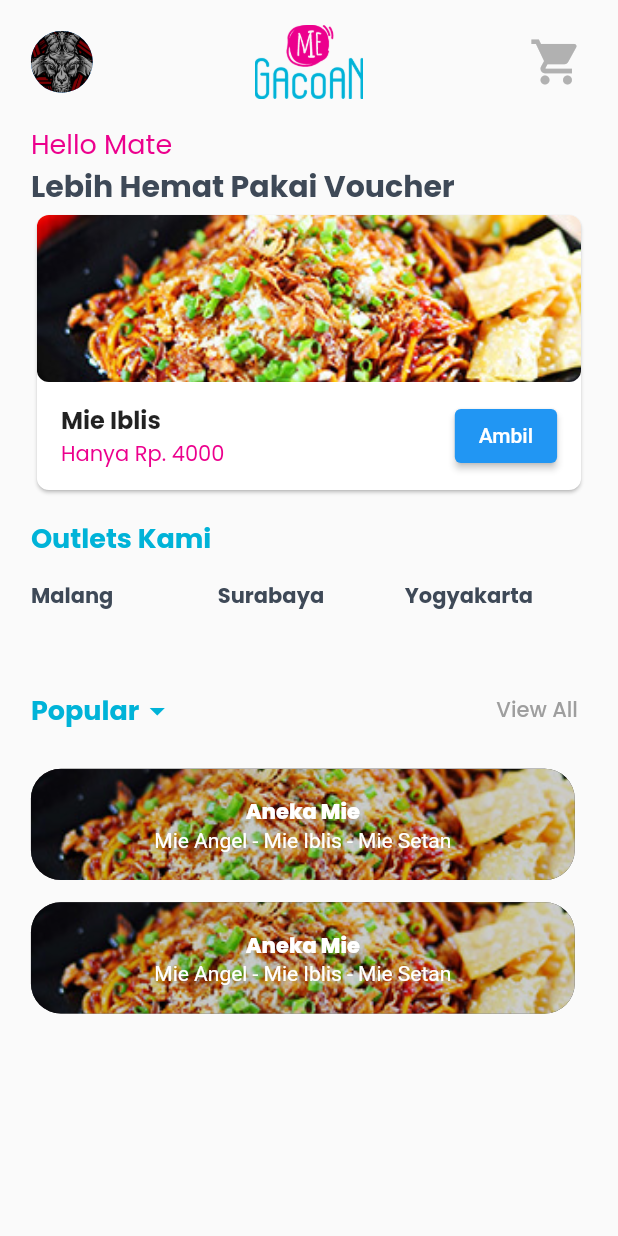
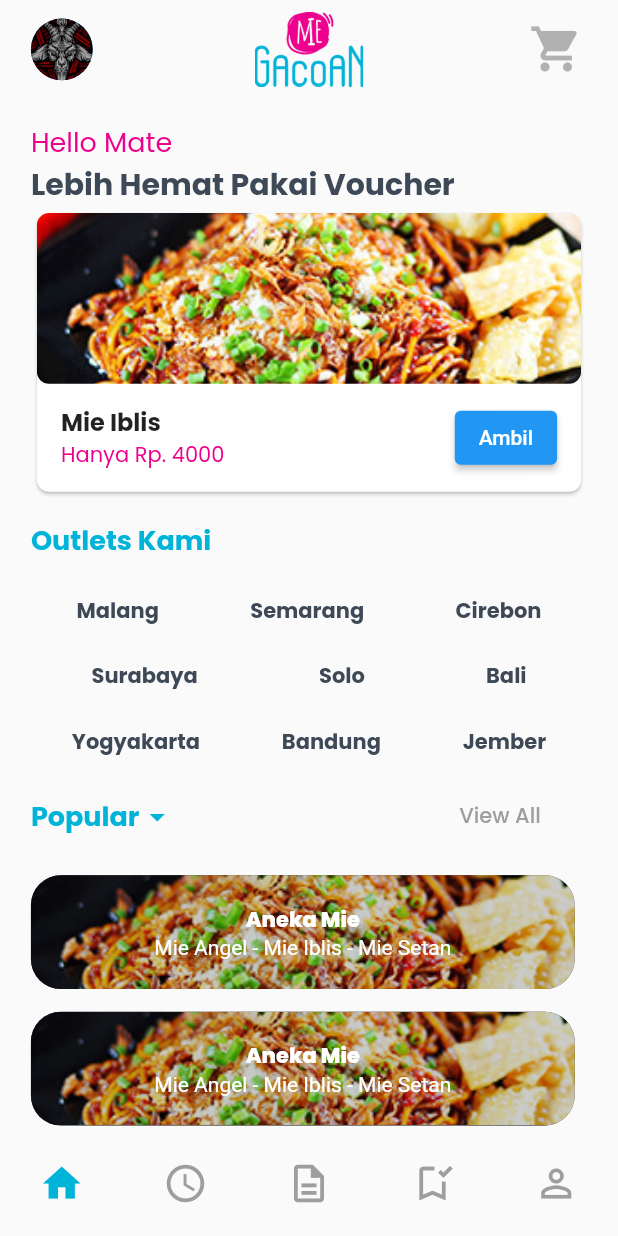
Before and after one commit to armanmaulana123/Gacoan, a Flutter app: the home screen opened directly, on a phone screen of 412 x 824 dp. Run offline on Flutter 3.47's test engine with Material 2 defaults, Android fonts, the phone set to English and light mode, and no system bars; missing offline and left inert: dart:html.

Commit message:
Update Home Page
Menata Widget Home

```diff
--- a/lib/home.dart
+++ b/lib/home.dart
@@ -1,5 +1,4 @@
 import 'dart:html';
-
 import 'package:flutter/material.dart';
 
 class home extends StatelessWidget {
@@ -13,7 +12,7 @@
       backgroundColor: Colors.grey[50],
       elevation: 0,
       centerTitle: true,
-      toolbarHeight: sizeHeight * 0.1,
+      toolbarHeight: sizeHeight * 0.08,
       title: Image(
         image: AssetImage("assets/images/logo.png"),
         width: sizeWidth * 0.5,
@@ -48,108 +47,19 @@
     final bodyHeight = sizeHeight -
         myAppBar.preferredSize.height -
         MediaQuery.of(context).padding.top;
-
-    final List<Container> outletList = [
-      Container(
-        child: Text(
-          "Malang",
-          style: TextStyle(
-            fontFamily: "Poppins",
-            fontWeight: FontWeight.bold,
-            color: Color(0xff3E4957),
-          ),
-        ),
-      ),
-      Container(
-        child: Text(
-          "Surabaya",
-          style: TextStyle(
-            fontFamily: "Poppins",
-            fontWeight: FontWeight.bold,
-            color: Color(0xff3E4957),
-          ),
-        ),
-      ),
-      Container(
-        child: Text(
-          "Yogyakarta",
-          style: TextStyle(
-            fontFamily: "Poppins",
-            fontWeight: FontWeight.bold,
-            color: Color(0xff3E4957),
-          ),
-        ),
-      ),
-      Container(
-        child: Text(
-          "Semarang",
-          style: TextStyle(
-            fontFamily: "Poppins",
-            fontWeight: FontWeight.bold,
-            color: Color(0xff3E4957),
-          ),
-        ),
-      ),
-      Container(
-        child: Text(
-          "Solo",
-          style: TextStyle(
-            fontFamily: "Poppins",
-            fontWeight: FontWeight.bold,
-            color: Color(0xff3E4957),
-          ),
-        ),
-      ),
-      Container(
-        child: Text(
-          "Bandung",
-          style: TextStyle(
-            fontFamily: "Poppins",
-            fontWeight: FontWeight.bold,
-            color: Color(0xff3E4957),
-          ),
-        ),
-      ),
-      Container(
-        child: Text(
-          "Cirebon",
-          style: TextStyle(
-            fontFamily: "Poppins",
-            fontWeight: FontWeight.bold,
-            color: Color(0xff3E4957),
-          ),
-        ),
-      ),
-      Container(
-        child: Text(
-          "Bali",
-          style: TextStyle(
-            fontFamily: "Poppins",
-            fontWeight: FontWeight.bold,
-            color: Color(0xff3E4957),
-          ),
-        ),
-      ),
-      Container(
-        child: Text(
-          "Jember",
-          style: TextStyle(
-            fontFamily: "Poppins",
-            fontWeight: FontWeight.bold,
-            color: Color(0xff3E4957),
-          ),
-        ),
-      ),
-    ];
     return Scaffold(
       appBar: myAppBar,
       body: Container(
-        height: bodyHeight * 0.8,
+        height: bodyHeight,
+        width: sizeWidth,
         padding:
             EdgeInsets.only(left: sizeWidth * 0.05, right: sizeWidth * 0.05),
         child: Column(
           crossAxisAlignment: CrossAxisAlignment.start,
           children: [
+            SizedBox(
+              height: bodyHeight * 0.02,
+            ),
             Container(
               child: Text(
                 "Hello Mate",
@@ -219,20 +129,109 @@
               ),
             ),
             SizedBox(
-              height: bodyHeight * 0.02,
+              height: bodyHeight * 0.03,
             ),
-            Container(
-              child: Expanded(
-                child: GridView(
-                  gridDelegate: SliverGridDelegateWithFixedCrossAxisCount(
-                    childAspectRatio: 1 / 0.4,
-                    crossAxisCount: 3,
-                    crossAxisSpacing: 3,
-                    mainAxisSpacing: 3,
+            Row(
+              mainAxisAlignment: MainAxisAlignment.spaceAround,
+              children: [
+                Container(
+                  child: Text(
+                    "Malang",
+                    style: TextStyle(
+                        color: Color(0xff3E4957),
+                        fontFamily: "Poppins",
+                        fontWeight: FontWeight.bold),
                   ),
-                  children: outletList,
                 ),
-              ),
+                Container(
+                  child: Text(
+                    "Semarang",
+                    style: TextStyle(
+                        color: Color(0xff3E4957),
+                        fontFamily: "Poppins",
+                        fontWeight: FontWeight.bold),
+                  ),
+                ),
+                Container(
+                  child: Text(
+                    "Cirebon",
+                    style: TextStyle(
+                        color: Color(0xff3E4957),
+                        fontFamily: "Poppins",
+                        fontWeight: FontWeight.bold),
+                  ),
+                ),
+              ],
+            ),
+            SizedBox(
+              height: bodyHeight * 0.03,
+            ),
+            Row(
+              mainAxisAlignment: MainAxisAlignment.spaceAround,
+              children: [
+                Container(
+                  child: Text(
+                    "Surabaya",
+                    style: TextStyle(
+                        color: Color(0xff3E4957),
+                        fontFamily: "Poppins",
+                        fontWeight: FontWeight.bold),
+                  ),
+                ),
+                Container(
+                  child: Text(
+                    "Solo",
+                    style: TextStyle(
+                        color: Color(0xff3E4957),
+                        fontFamily: "Poppins",
+                        fontWeight: FontWeight.bold),
+                  ),
+                ),
+                Container(
+                  child: Text(
+                    "Bali",
+                    style: TextStyle(
+                        color: Color(0xff3E4957),
+                        fontFamily: "Poppins",
+                        fontWeight: FontWeight.bold),
+                  ),
+                ),
+              ],
+            ),
+            SizedBox(
+              height: bodyHeight * 0.03,
+            ),
+            Row(
+              mainAxisAlignment: MainAxisAlignment.spaceAround,
+              children: [
+                Container(
+                  child: Text(
+                    "Yogyakarta",
+                    style: TextStyle(
+                        color: Color(0xff3E4957),
+                        fontFamily: "Poppins",
+                        fontWeight: FontWeight.bold),
+                  ),
+                ),
+                Container(
+                  child: Text(
+                    "Bandung",
+                    style: TextStyle(
+                        color: Color(0xff3E4957),
+                        fontFamily: "Poppins",
+                        fontWeight: FontWeight.bold),
+                  ),
+                ),
+                Container(
+                  child: Text(
+                    "Jember",
+                    style: TextStyle(
+                        color: Color(0xff3E4957),
+                        fontFamily: "Poppins",
+                        fontWeight: FontWeight.bold),
+                  ),
+                ),
+              ],
             ),
             SizedBox(
               height: bodyHeight * 0.02,
@@ -253,7 +252,7 @@
                   color: Color(0xff00B3D8),
                 ),
                 SizedBox(
-                  width: sizeWidth * 0.5,
+                  width: sizeWidth * 0.44,
                 ),
                 TextButton(
                     onPressed: () {},
@@ -337,6 +336,40 @@
           ],
         ),
       ),
+      bottomSheet: Container(
+        padding: EdgeInsets.only(bottom: 20),
+        child: Row(
+          mainAxisAlignment: MainAxisAlignment.spaceAround,
+          crossAxisAlignment: CrossAxisAlignment.end,
+          children: [
+            Icon(
+              Icons.home,
+              color: Color(0xff00B3D8),
+              size: 30,
+            ),
+            Icon(
+              Icons.schedule_outlined,
+              color: Colors.grey,
+              size: 30,
+            ),
+            Icon(
+              Icons.description_outlined,
+              color: Colors.grey,
+              size: 30,
+            ),
+            Icon(
+              Icons.bookmark_added_outlined,
+              color: Colors.grey,
+              size: 30,
+            ),
+            Icon(
+              Icons.person_outline,
+              color: Colors.grey,
+              size: 30,
+            ),
+          ],
+        ),
+      ),
     );
   }
 }
```
